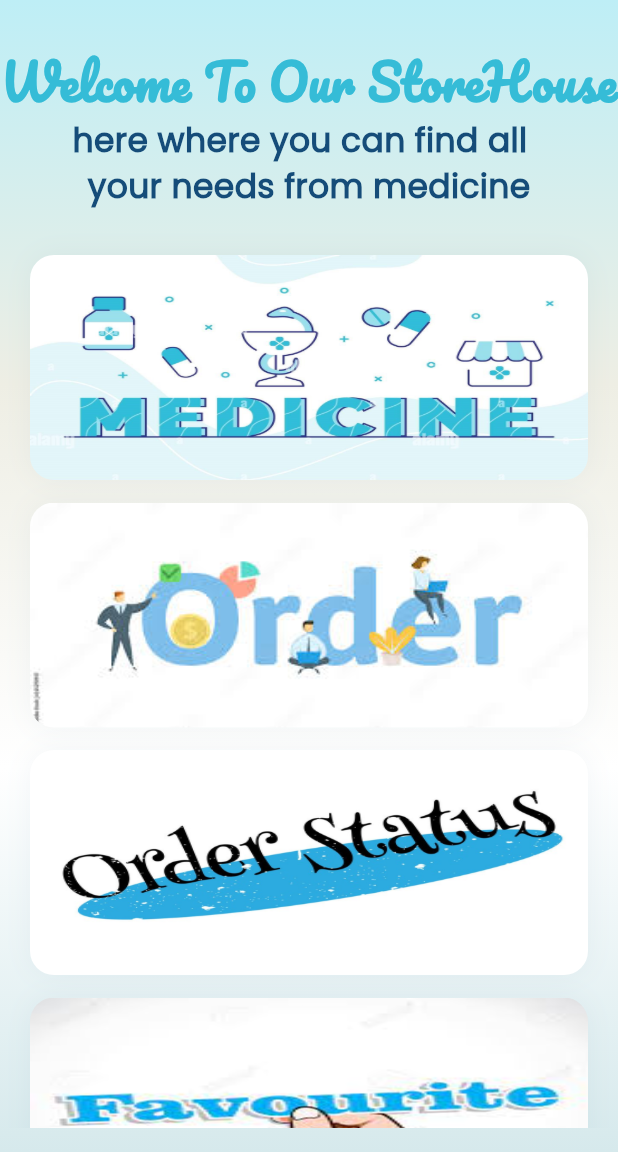
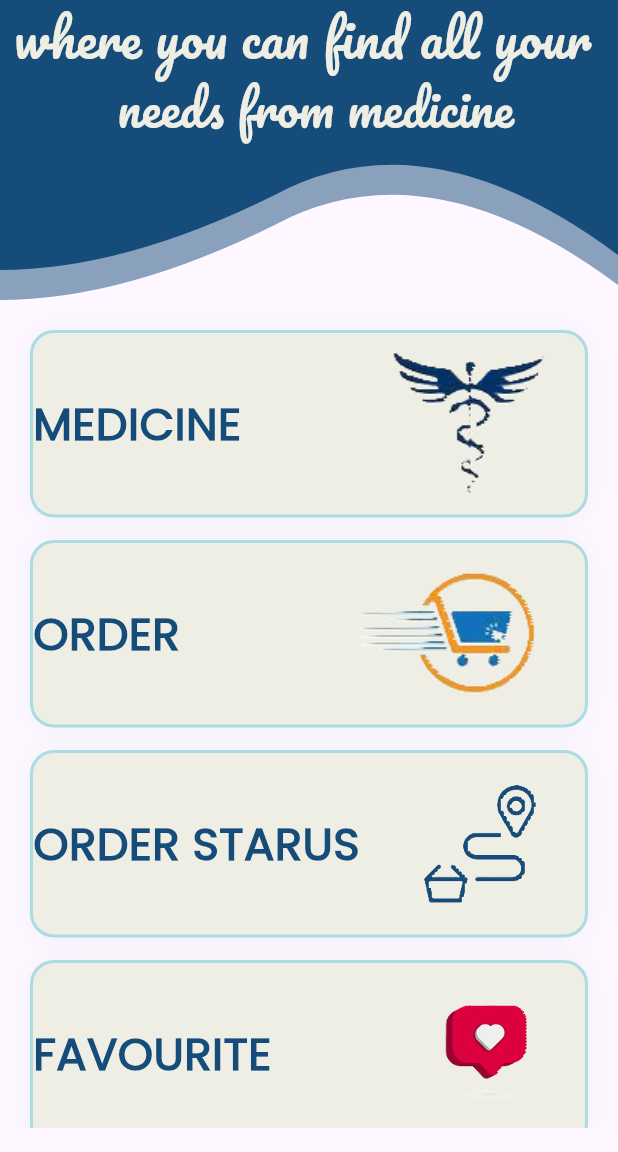
Before and after one commit to raghadhawat/project1, a Flutter app: the HomeView screen opened by its route, on a phone screen of 412 x 824 dp, the part 84-1236 px from its top. Run offline on Flutter 3.47's test engine with Material 3 defaults, Android fonts, the phone set to English and light mode, and no system bars; our stand-ins replace bloc, dropdown_search, flutter_bloc, hive, hive_flutter; missing offline and left inert: blurry_modal_progress_hud; accounts and stored records are empty.

Commit message:
edit home page done

```diff
--- a/lib/views/home_view.dart
+++ b/lib/views/home_view.dart
@@ -91,6 +91,7 @@ class HomeView extends StatelessWidget {
             backgroundColor: kPrimaryColor,
             centerTitle: true,
             title: const AppBarText(),
+            elevation: 0.0,
           ),
           body: const HomeViewBody(),
         ),
--- a/lib/widgets/custom_main_card.dart
+++ b/lib/widgets/custom_main_card.dart
@@ -2,9 +2,16 @@ import 'package:flutter/material.dart';
 import 'package:pharma_track/constants.dart';
 
 class CustomMainCard extends StatelessWidget {
-  const CustomMainCard({super.key, this.onTap, required this.image});
+  const CustomMainCard(
+      {super.key,
+      this.onTap,
+      required this.name,
+      required this.image,
+      required this.height,
+      required this.leftPadding});
 
-  final String image;
+  final String name, image;
+  final double height, leftPadding;
 
   final Function()? onTap;
   @override
@@ -14,13 +21,11 @@ class CustomMainCard extends StatelessWidget {
       child: GestureDetector(
         onTap: onTap,
         child: Container(
-          height: 150,
+          height: 125,
           width: MediaQuery.of(context).size.width,
           decoration: BoxDecoration(
-            image: DecorationImage(
-              fit: BoxFit.fill,
-              image: AssetImage(image),
-            ),
+            color: kThirdColor,
+            border: Border.all(color: kSecondColor, width: 2),
             borderRadius: BorderRadius.circular(16),
             boxShadow: [
               BoxShadow(
@@ -30,7 +35,29 @@ class CustomMainCard extends StatelessWidget {
               ),
             ],
           ),
-          child: const Text(''),
+          child: Center(
+            child: Padding(
+              padding: const EdgeInsets.only(left: 0),
+              child: Row(
+                children: [
+                  Text(
+                    name,
+                    style: const TextStyle(
+                        color: kPrimaryColor,
+                        fontSize: 30,
+                        fontWeight: FontWeight.bold),
+                  ),
+                  Padding(
+                    padding: EdgeInsets.only(left: leftPadding),
+                    child: Image.asset(
+                      image,
+                      height: height,
+                    ),
+                  ),
+                ],
+              ),
+            ),
+          ),
         ),
       ),
     );
--- a/lib/widgets/home_view_body.dart
+++ b/lib/widgets/home_view_body.dart
@@ -33,60 +33,76 @@ class HomeViewBody extends StatelessWidget {
         inAsyncCall: isLoading,
         child: Container(
           height: MediaQuery.of(context).size.height,
-          decoration: const BoxDecoration(
-              gradient: LinearGradient(
-            begin: Alignment.topCenter,
-            end: Alignment.bottomCenter,
-            colors: [
-              Color.fromARGB(255, 190, 238, 246),
-              Color(0xffeeeee4),
-              Colors.white,
-              Color.fromARGB(255, 214, 233, 236),
-            ],
-          )),
+          // decoration: const BoxDecoration(
+          //     gradient: LinearGradient(
+          //   begin: Alignment.topCenter,
+          //   end: Alignment.bottomCenter,
+          //   colors: [
+          //     Color.fromARGB(255, 190, 238, 246),
+          //     Color(0xffeeeee4),
+          //     Colors.white,
+          //     Color.fromARGB(255, 214, 233, 236),
+          //   ],
+          // )),
           child: Padding(
             padding: const EdgeInsets.only(bottom: 16),
             child: Column(
               children: [
-                const Column(
+                Container(
+                  child: Stack(children: [
+                    Opacity(
+                      opacity: 0.5,
+                      child: ClipPath(
+                          clipper: WaveClipper(),
+                          child: Container(
+                            color: kPrimaryColor,
+                            height: 200,
+                          )),
+                    ),
+                    ClipPath(
+                        clipper: WaveClipper(),
+                        child: Container(
+                          color: kPrimaryColor,
+                          height: 180,
+                          child: const Column(
                             children: [
-                    SizedBox(
-                      height: 16,
+                              // SizedBox(
+                              //   height: 4,
+                              // ),
+                              // Text(
+                              //   'Welcome To Our StoreHouse',
+                              //   style: TextStyle(
+                              //     fontFamily: kFont1,
+                              //     fontSize: 32,
+                              //     fontWeight: FontWeight.bold,
+                              //     color: kThirdColor,
+                              //   ),
+                              // ),
+                              Text(
+                                ' where you can find all your  ',
+                                style: TextStyle(
+                                  fontFamily: kFont1,
+                                  fontSize: 34,
+                                  // fontWeight: FontWeight.bold,
+                                  color: kThirdColor,
                                 ),
-                    SizedBox(
-                      height: 16,
                               ),
                               Text(
-                      'Welcome To Our StoreHouse',
+                                ' needs from medicine',
                                 style: TextStyle(
                                   fontFamily: kFont1,
                                   fontSize: 32,
-                        fontWeight: FontWeight.bold,
-                        color: Color(0xff35bcd7),
-                      ),
-                    ),
-                    Text(
-                      'here where you can find all  ',
-                      style: TextStyle(
-                        fontFamily: kFont2,
-                        fontSize: 22,
-                        fontWeight: FontWeight.bold,
-                        color: kPrimaryColor,
-                      ),
-                    ),
-                    Text(
-                      'your needs from medicine',
-                      style: TextStyle(
-                        fontFamily: kFont2,
-                        fontSize: 22,
-                        fontWeight: FontWeight.bold,
-                        color: kPrimaryColor,
+                                  // fontWeight: FontWeight.bold,
+                                  color: kThirdColor,
                                 ),
                               ),
                               SizedBox(
                                 height: 10,
                               ),
                             ],
+                          ),
+                        )),
+                  ]),
                 ),
                 Expanded(
                   child: ListView(
@@ -95,8 +111,10 @@ class HomeViewBody extends StatelessWidget {
                         height: 20,
                       ),
                       CustomMainCard(
-                        image:
-                            'assets/images/medicine-typography-word-art-background-of-drugstore-pharmacy-pill-tablet-bottle-glass-snake-with-outline-style-vector-design-illustration-2E35TBG.jpg',
+                        leftPadding: 90,
+                        height: 350,
+                        image: 'assets/images/pharmacy.png',
+                        name: 'MEDICINE',
                         onTap: () {
                           BlocProvider.of<AllApiCubit>(context)
                               .allCategory(context);
@@ -108,7 +126,10 @@ class HomeViewBody extends StatelessWidget {
                         height: 15,
                       ),
                       CustomMainCard(
-                        image: 'assets/images/images.jpg',
+                        leftPadding: 90,
+                        height: 250,
+                        image: 'assets/images/order 1.png',
+                        name: 'ORDER',
                         onTap: () {
                           BlocProvider.of<OrderCubit>(context).fetchAllOrder();
                           Navigator.pushNamed(context, AddOrderView.id);
@@ -118,27 +139,34 @@ class HomeViewBody extends StatelessWidget {
                         height: 15,
                       ),
                       CustomMainCard(
+                        leftPadding: 30,
+                        height: 100,
+                        image: 'assets/images/order status.png',
                         onTap: () {
                           BlocProvider.of<AllApiCubit>(context)
                               .orderStatus(context);
                           Navigator.pushNamed(context, OrderStatusView.id);
                         },
-                        image:
-                            'assets/images/order-status-rubber-stamp-vector-14032742.jpg',
+                        name: 'ORDER STARUS',
                       ),
                       const SizedBox(
                         height: 15,
                       ),
                       const CustomMainCard(
-                        image: 'assets/images/download (1).jpg',
+                        leftPadding: 85,
+                        height: 200,
+                        image: 'assets/images/favourite.png',
+                        name: 'FAVOURITE',
                       ),
                       const SizedBox(
                         height: 15,
                       ),
                       CustomMainCard(
+                        leftPadding: 120,
+                        height: 100,
+                        image: 'assets/images/report.png',
                         onTap: () {},
-                        image:
-                            'assets/images/report-word-lettering-vector-27785261.jpg',
+                        name: 'REPOET',
                       ),
                     ],
                   ),
@@ -151,3 +179,30 @@ class HomeViewBody extends StatelessWidget {
     });
   }
 }
+
+class WaveClipper extends CustomClipper<Path> {
+  @override
+  Path getClip(Size size) {
+    debugPrint(size.width.toString());
+    var path = new Path();
+    path.lineTo(0, size.height);
+    var firstStart = Offset(size.width / 5, size.height);
+    var firstEnd = Offset(size.width / 2.25, size.height - 50.0);
+    path.quadraticBezierTo(
+        firstStart.dx, firstStart.dy, firstEnd.dx, firstEnd.dy);
+
+    var seconedStart =
+        Offset(size.width - (size.width / 3.24), size.height - 105);
+    var seconedEnd = Offset(size.width, size.height - 10);
+    path.quadraticBezierTo(
+        seconedStart.dx, seconedStart.dy, seconedEnd.dx, seconedEnd.dy);
+    path.lineTo(size.width, 0);
+    path.close();
+    return path;
+  }
+
+  @override
+  bool shouldReclip(covariant CustomClipper<Path> oldClipper) {
+    return false;
+  }
+}
```
Also changed, not shown: assets/images/download (1).png (added), assets/images/download.png (added), assets/images/favorite-text-button-sign-icon-260nw-2297111577.jpg (added), assets/images/favourite.png (added), assets/images/istockphoto-1402141175-612x612.jpg (added), assets/images/order 1.png (added), assets/images/order status.png (added), assets/images/pharmacy.png (added), assets/images/report.png (added). Lines whose indentation alone changed are shown as unchanged.
